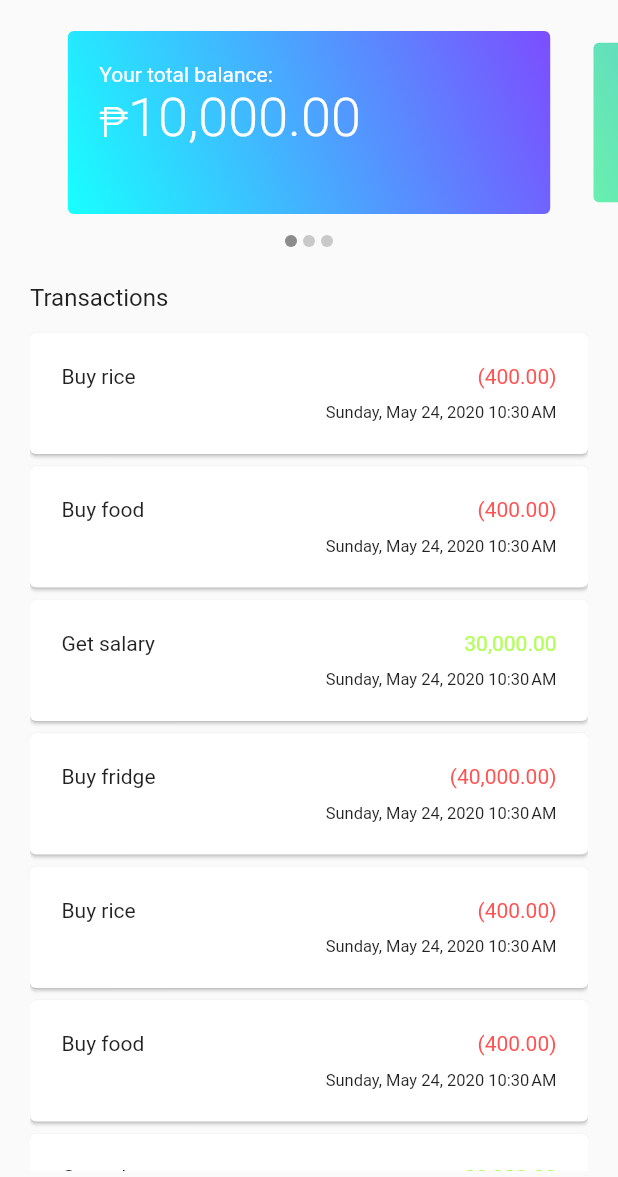
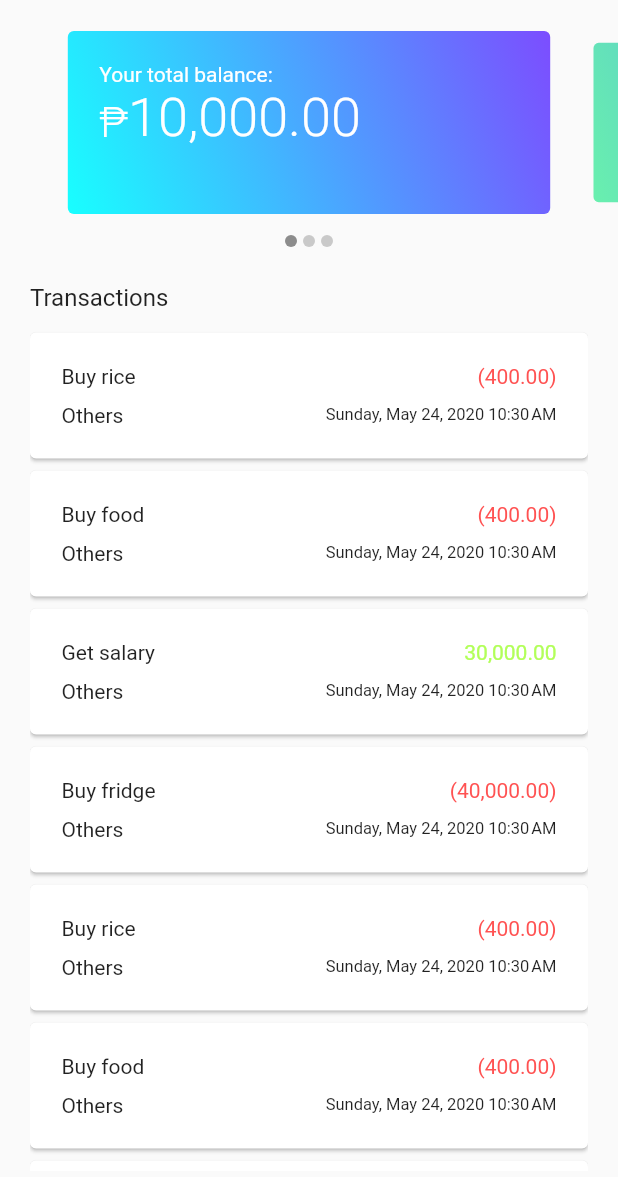
Before and after one commit to jkcdarunday/pitaka-app, a Flutter app: the screen it shows after launch, on a phone screen of 412 x 824 dp, the part 59-1236 px from its top. Run offline on Flutter 3.47's test engine with Material 2 defaults, Android fonts, the phone set to English and light mode, and no system bars; drawn by our look-alikes of carousel_slider.

Commit message:
Add category and reverse column/rows in transaction

```diff
--- a/lib/transaction.dart
+++ b/lib/transaction.dart
@@ -3,11 +3,17 @@ import 'package:intl/intl.dart';
 
 class Transaction {
   Transaction(
-      {this.id, this.accountId, this.description, this.amount, this.timestamp});
+      {this.id,
+      this.accountId,
+      this.description = '',
+      this.category = 'Others',
+      this.amount = 0,
+      this.timestamp});
 
   final int id;
   final int accountId;
   final String description;
+  final String category;
   final double amount;
   final DateTime timestamp;
 }
@@ -32,16 +38,22 @@ class TransactionWidget extends StatelessWidget {
         child: Container(
             constraints: BoxConstraints(minWidth: double.infinity),
             padding: const EdgeInsets.all(21.0),
-            child: Row(
+            child: Column(
               mainAxisAlignment: MainAxisAlignment.spaceBetween,
               crossAxisAlignment: CrossAxisAlignment.start,
               children: <Widget>[
-                Text("${transaction.description}"),
-                Column(
-                  crossAxisAlignment: CrossAxisAlignment.end,
+                Row(
+                  mainAxisAlignment: MainAxisAlignment.spaceBetween,
                   children: <Widget>[
+                    Text("${transaction.description}"),
                     Text(amountText, style: TextStyle(color: amountColor)),
-                    SizedBox(height: 10),
+                  ],
+                ),
+                SizedBox(height: 10),
+                Row(
+                  mainAxisAlignment: MainAxisAlignment.spaceBetween,
+                  children: <Widget>[
+                    Text('${transaction.category}'),
                     Text(
                         DateFormat(DateFormat.YEAR_MONTH_WEEKDAY_DAY)
                             .add_jm()
```
